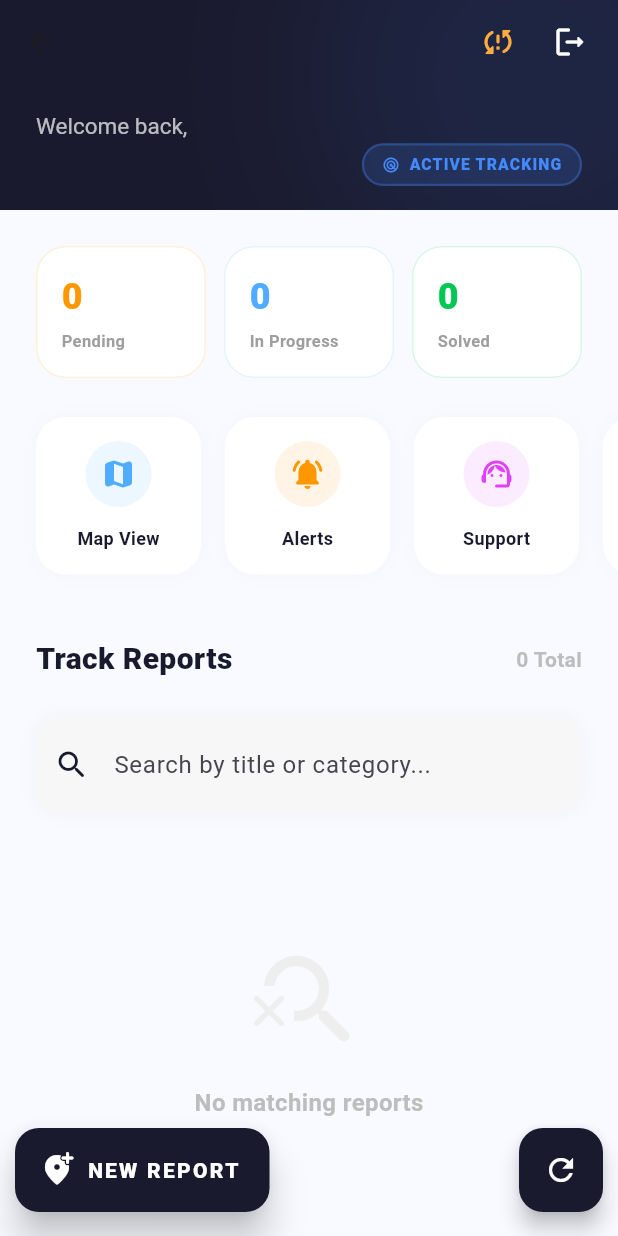
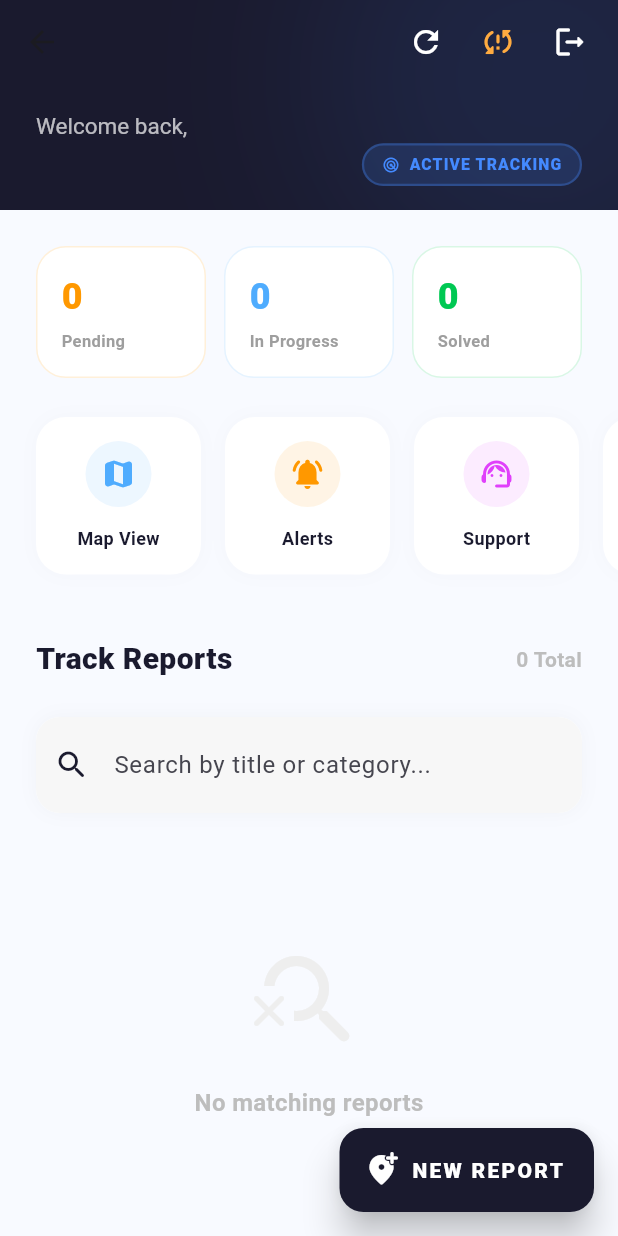
Before and after one commit to Temsegn/ISSOP-Platform, a Flutter app: the UserHomeScreen screen opened directly, on a phone screen of 412 x 824 dp. Run offline on Flutter 3.47's test engine with Material 3 defaults, Android fonts, the phone set to English and light mode, and no system bars; our stand-ins replace connectivity_plus, dio, flutter_map, geocoding, geolocator, image_picker and 3 more; accounts and stored records are empty; network calls fail.

Commit message:
feat: implement AdminViewModel for request management and create UserHomeScreen UI for tracking reports

```diff
--- a/Mobile/lib/modules/user/user_home_screen.dart
+++ b/Mobile/lib/modules/user/user_home_screen.dart
@@ -73,12 +73,7 @@ class _UserHomeScreenState extends State<UserHomeScreen> {
           ],
         ),
       ),
-      floatingActionButton: Padding(
-        padding: const EdgeInsets.symmetric(horizontal: 10),
-        child: Row(
-          mainAxisAlignment: MainAxisAlignment.spaceBetween,
-          children: [
-            FloatingActionButton.extended(
+      floatingActionButton: FloatingActionButton.extended(
         heroTag: 'create_report',
         onPressed: () => Navigator.push(context, MaterialPageRoute(builder: (_) => const CreateRequestScreen())),
         backgroundColor: const Color(0xFF1A1A2E),
@@ -86,16 +81,7 @@ class _UserHomeScreenState extends State<UserHomeScreen> {
         label: const Text('NEW REPORT', style: TextStyle(color: Colors.white, fontWeight: FontWeight.w900, letterSpacing: 1.5)),
         icon: const Icon(Icons.add_location_alt_rounded, color: Colors.white),
       ),
-            FloatingActionButton(
-              heroTag: 'refresh_user',
-              onPressed: () => requestVM.fetchMyRequests(),
-              backgroundColor: const Color(0xFF1A1A2E),
-              child: const Icon(Icons.refresh, color: Colors.white),
-            ),
-          ],
-        ),
-      ),
-      floatingActionButtonLocation: FloatingActionButtonLocation.centerFloat,
+      floatingActionButtonLocation: FloatingActionButtonLocation.endFloat,
     );
   }
 
@@ -148,6 +134,10 @@ class _UserHomeScreenState extends State<UserHomeScreen> {
         ),
       ),
       actions: [
+        IconButton(
+          icon: const Icon(Icons.refresh, color: Colors.white),
+          onPressed: () => context.read<RequestViewModel>().fetchMyRequests(),
+        ),
         IconButton(
           icon: const Icon(Icons.sync_problem_rounded, color: Colors.orangeAccent),
           onPressed: () => Navigator.push(context, MaterialPageRoute(builder: (_) => const SyncCenterScreen())),
```
Also changed, not shown: Mobile/lib/viewmodels/admin_viewmodel.dart (+11 -2 lines). Lines whose indentation alone changed are shown as unchanged.
